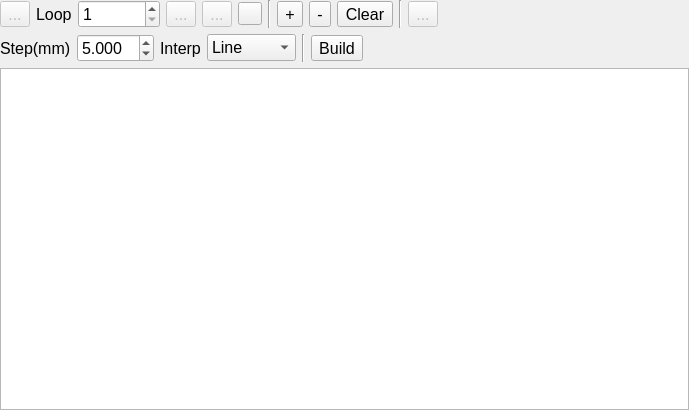
Qt form source/wnd/ui/motionedit.ui (ww4u/megarobostudio) before a commit.
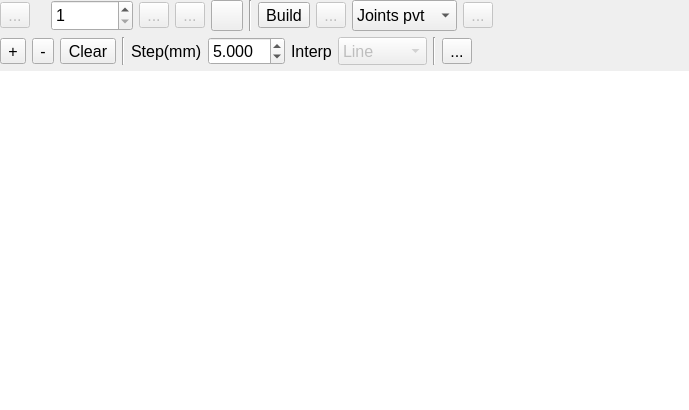
The same form after that commit. Icons and pictures are not drawn.

Diff of the .ui file:
```diff
--- a/source/wnd/ui/motionedit.ui
+++ b/source/wnd/ui/motionedit.ui
@@ -47,19 +47,43 @@
        </property>
        <property name="icon">
         <iconset resource="../res/res.qrc">
-         <normaloff>:/res/image/download.png</normaloff>:/res/image/download.png</iconset>
+         <normaloff>:/res/image/icon/218.png</normaloff>:/res/image/icon/218.png</iconset>
+       </property>
+       <property name="iconSize">
+        <size>
+         <width>24</width>
+         <height>24</height>
+        </size>
        </property>
       </widget>
      </item>
      <item>
       <widget class="QLabel" name="label_2">
+       <property name="maximumSize">
+        <size>
+         <width>24</width>
+         <height>24</height>
+        </size>
+       </property>
        <property name="text">
-        <string>Loop</string>
+        <string/>
+       </property>
+       <property name="pixmap">
+        <pixmap resource="../res/res.qrc">:/res/image/icon/332.png</pixmap>
+       </property>
+       <property name="scaledContents">
+        <bool>true</bool>
        </property>
       </widget>
      </item>
      <item>
       <widget class="QSpinBox" name="spinLoop">
+       <property name="sizePolicy">
+        <sizepolicy hsizetype="Minimum" vsizetype="Preferred">
+         <horstretch>0</horstretch>
+         <verstretch>0</verstretch>
+        </sizepolicy>
+       </property>
        <property name="minimum">
         <number>1</number>
        </property>
@@ -78,7 +102,13 @@
        </property>
        <property name="icon">
         <iconset resource="../res/res.qrc">
-         <normaloff>:/res/image/play.png</normaloff>:/res/image/play.png</iconset>
+         <normaloff>:/res/image/icon/playon.png</normaloff>:/res/image/icon/playon.png</iconset>
+       </property>
+       <property name="iconSize">
+        <size>
+         <width>24</width>
+         <height>24</height>
+        </size>
        </property>
       </widget>
      </item>
@@ -94,6 +124,12 @@
         <iconset resource="../res/res.qrc">
          <normaloff>:/res/image/stop.png</normaloff>:/res/image/stop.png</iconset>
        </property>
+       <property name="iconSize">
+        <size>
+         <width>24</width>
+         <height>24</height>
+        </size>
+       </property>
       </widget>
      </item>
      <item>
@@ -103,7 +139,13 @@
        </property>
        <property name="icon">
         <iconset resource="../res/res.qrc">
-         <normaloff>:/res/image/dial.png</normaloff>:/res/image/dial.png</iconset>
+         <normaloff>:/res/image/icon/23.png</normaloff>:/res/image/icon/23.png</iconset>
+       </property>
+       <property name="iconSize">
+        <size>
+         <width>24</width>
+         <height>24</height>
+        </size>
        </property>
       </widget>
      </item>
@@ -115,6 +157,141 @@
       </widget>
      </item>
      <item>
+      <widget class="QToolButton" name="toolButton">
+       <property name="text">
+        <string>Build</string>
+       </property>
+       <property name="icon">
+        <iconset resource="../res/res.qrc">
+         <normaloff>:/res/image/icon/stealth.png</normaloff>:/res/image/icon/stealth.png</iconset>
+       </property>
+       <property name="iconSize">
+        <size>
+         <width>24</width>
+         <height>24</height>
+        </size>
+       </property>
+      </widget>
+     </item>
+     <item>
+      <widget class="QToolButton" name="btnGraph">
+       <property name="enabled">
+        <bool>false</bool>
+       </property>
+       <property name="toolTip">
+        <string>Graph view</string>
+       </property>
+       <property name="text">
+        <string>...</string>
+       </property>
+       <property name="icon">
+        <iconset resource="../res/res.qrc">
+         <normaloff>:/res/image/icon/dynamic.png</normaloff>:/res/image/icon/dynamic.png</iconset>
+       </property>
+       <property name="iconSize">
+        <size>
+         <width>24</width>
+         <height>24</height>
+        </size>
+       </property>
+      </widget>
+     </item>
+     <item>
+      <widget class="QComboBox" name="cmbExport">
+       <property name="sizePolicy">
+        <sizepolicy hsizetype="Preferred" vsizetype="Preferred">
+         <horstretch>0</horstretch>
+         <verstretch>0</verstretch>
+        </sizepolicy>
+       </property>
+       <property name="minimumSize">
+        <size>
+         <width>76</width>
+         <height>24</height>
+        </size>
+       </property>
+       <item>
+        <property name="text">
+         <string>Joints pvt</string>
+        </property>
+        <property name="icon">
+         <iconset resource="../res/res.qrc">
+          <normaloff>:/res/image/icon/36.png</normaloff>:/res/image/icon/36.png</iconset>
+        </property>
+       </item>
+       <item>
+        <property name="text">
+         <string>Hand pvt</string>
+        </property>
+        <property name="icon">
+         <iconset resource="../res/res.qrc">
+          <normaloff>:/res/image/icon/36.png</normaloff>:/res/image/icon/36.png</iconset>
+        </property>
+       </item>
+       <item>
+        <property name="text">
+         <string>Hand t-xyz</string>
+        </property>
+        <property name="icon">
+         <iconset resource="../res/res.qrc">
+          <normaloff>:/res/image/icon/409.png</normaloff>:/res/image/icon/409.png</iconset>
+        </property>
+       </item>
+      </widget>
+     </item>
+     <item>
+      <widget class="QToolButton" name="btnExport">
+       <property name="enabled">
+        <bool>false</bool>
+       </property>
+       <property name="text">
+        <string>...</string>
+       </property>
+       <property name="icon">
+        <iconset resource="../res/res.qrc">
+         <normaloff>:/res/image/icon/219.png</normaloff>:/res/image/icon/219.png</iconset>
+       </property>
+       <property name="iconSize">
+        <size>
+         <width>24</width>
+         <height>24</height>
+        </size>
+       </property>
+      </widget>
+     </item>
+     <item>
+      <spacer name="horizontalSpacer">
+       <property name="orientation">
+        <enum>Qt::Horizontal</enum>
+       </property>
+       <property name="sizeType">
+        <enum>QSizePolicy::Expanding</enum>
+       </property>
+       <property name="sizeHint" stdset="0">
+        <size>
+         <width>40</width>
+         <height>20</height>
+        </size>
+       </property>
+      </spacer>
+     </item>
+    </layout>
+   </item>
+   <item>
+    <layout class="QHBoxLayout" name="horizontalLayout_2">
+     <property name="leftMargin">
+      <number>0</number>
+     </property>
+     <property name="topMargin">
+      <number>0</number>
+     </property>
+     <property name="rightMargin">
+      <number>0</number>
+     </property>
+     <property name="bottomMargin">
+      <number>0</number>
+     </property>
+     <item>
       <widget class="QToolButton" name="btnAdd">
        <property name="toolTip">
         <string>Insert a new item</string>
@@ -122,6 +299,16 @@
        <property name="text">
         <string>+</string>
        </property>
+       <property name="icon">
+        <iconset resource="../res/res.qrc">
+         <normaloff>:/res/image/icon/addition.png</normaloff>:/res/image/icon/addition.png</iconset>
+       </property>
+       <property name="iconSize">
+        <size>
+         <width>24</width>
+         <height>24</height>
+        </size>
+       </property>
       </widget>
      </item>
      <item>
@@ -132,6 +319,16 @@
        <property name="text">
         <string>-</string>
        </property>
+       <property name="icon">
+        <iconset resource="../res/res.qrc">
+         <normaloff>:/res/image/icon/delete.png</normaloff>:/res/image/icon/delete.png</iconset>
+       </property>
+       <property name="iconSize">
+        <size>
+         <width>24</width>
+         <height>24</height>
+        </size>
+       </property>
       </widget>
      </item>
      <item>
@@ -142,6 +339,16 @@
        <property name="text">
         <string>Clear</string>
        </property>
+       <property name="icon">
+        <iconset resource="../res/res.qrc">
+         <normaloff>:/res/image/icon/trash.png</normaloff>:/res/image/icon/trash.png</iconset>
+       </property>
+       <property name="iconSize">
+        <size>
+         <width>24</width>
+         <height>24</height>
+        </size>
+       </property>
       </widget>
      </item>
      <item>
@@ -152,52 +359,6 @@
       </widget>
      </item>
      <item>
-      <widget class="QToolButton" name="btnGraph">
-       <property name="enabled">
-        <bool>false</bool>
-       </property>
-       <property name="toolTip">
-        <string>Graph view</string>
-       </property>
-       <property name="text">
-        <string>...</string>
-       </property>
-       <property name="icon">
-        <iconset resource="../res/res.qrc">
-         <normaloff>:/res/image/plot.png</normaloff>:/res/image/plot.png</iconset>
-       </property>
-      </widget>
-     </item>
-     <item>
-      <spacer name="horizontalSpacer">
-       <property name="orientation">
-        <enum>Qt::Horizontal</enum>
-       </property>
-       <property name="sizeHint" stdset="0">
-        <size>
-         <width>40</width>
-         <height>20</height>
-        </size>
-       </property>
-      </spacer>
-     </item>
-    </layout>
-   </item>
-   <item>
-    <layout class="QHBoxLayout" name="horizontalLayout_2">
-     <property name="leftMargin">
-      <number>0</number>
-     </property>
-     <property name="topMargin">
-      <number>0</number>
-     </property>
-     <property name="rightMargin">
-      <number>0</number>
-     </property>
-     <property name="bottomMargin">
-      <number>0</number>
-     </property>
-     <item>
       <widget class="QLabel" name="label_3">
        <property name="text">
         <string>Step(mm)</string>
@@ -206,6 +367,12 @@
      </item>
      <item>
       <widget class="QDoubleSpinBox" name="spinStep">
+       <property name="sizePolicy">
+        <sizepolicy hsizetype="Minimum" vsizetype="Preferred">
+         <horstretch>0</horstretch>
+         <verstretch>0</verstretch>
+        </sizepolicy>
+       </property>
        <property name="decimals">
         <number>3</number>
        </property>
@@ -223,6 +390,15 @@
      </item>
      <item>
       <widget class="QComboBox" name="cmbInterp">
+       <property name="enabled">
+        <bool>false</bool>
+       </property>
+       <property name="sizePolicy">
+        <sizepolicy hsizetype="Preferred" vsizetype="Preferred">
+         <horstretch>0</horstretch>
+         <verstretch>0</verstretch>
+        </sizepolicy>
+       </property>
        <item>
         <property name="text">
          <string>Line</string>
@@ -248,9 +424,19 @@
       </widget>
      </item>
      <item>
-      <widget class="QToolButton" name="toolButton">
+      <widget class="QToolButton" name="btnPref">
        <property name="text">
-        <string>Build</string>
+        <string>...</string>
+       </property>
+       <property name="icon">
+        <iconset resource="../res/res.qrc">
+         <normaloff>:/res/image/icon/205.png</normaloff>:/res/image/icon/205.png</iconset>
+       </property>
+       <property name="iconSize">
+        <size>
+         <width>24</width>
+         <height>24</height>
+        </size>
        </property>
       </widget>
      </item>
@@ -271,6 +457,9 @@
    </item>
    <item>
     <widget class="QTableView" name="tableView">
+     <property name="frameShape">
+      <enum>QFrame::NoFrame</enum>
+     </property>
      <property name="verticalScrollBarPolicy">
       <enum>Qt::ScrollBarAsNeeded</enum>
      </property>
```
